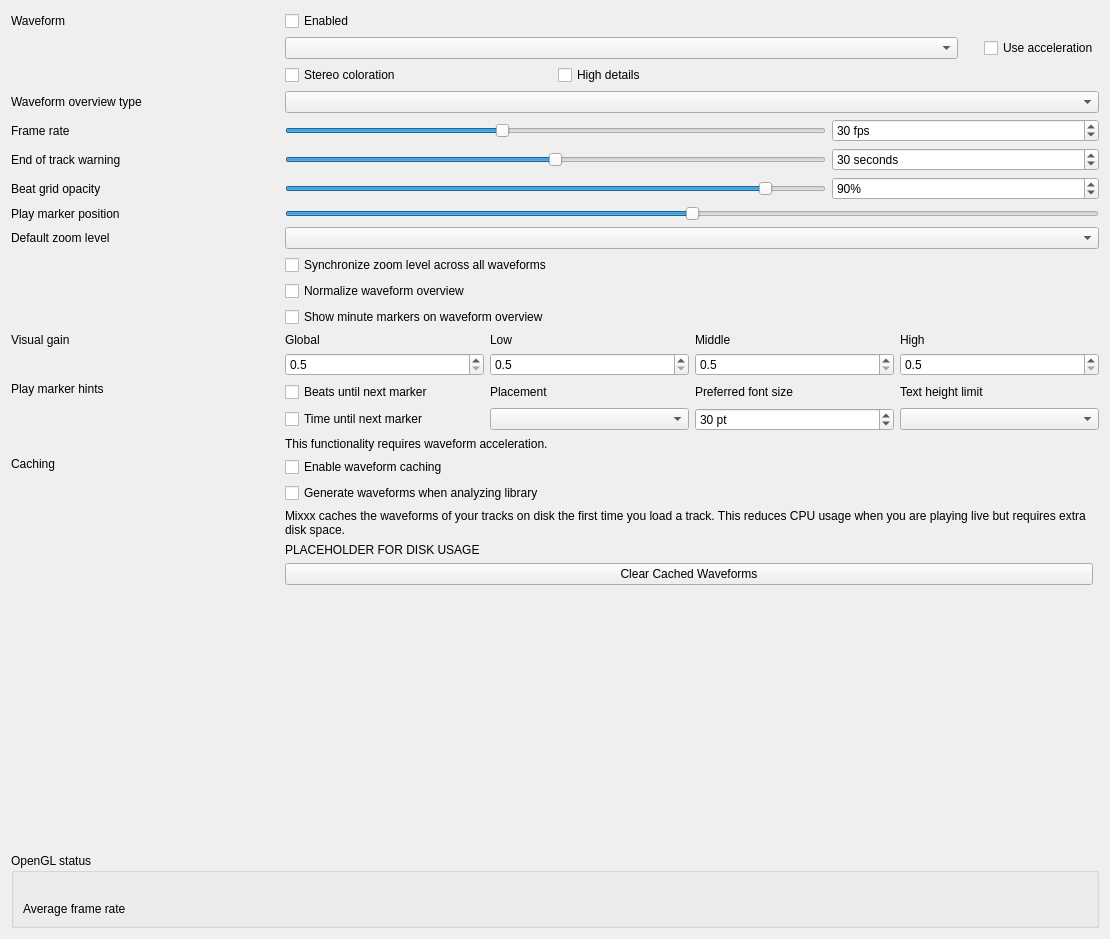
Old version of the form src/preferences/dialog/dlgprefwaveformdlg.ui in the repository mixxxdj/mixxx.
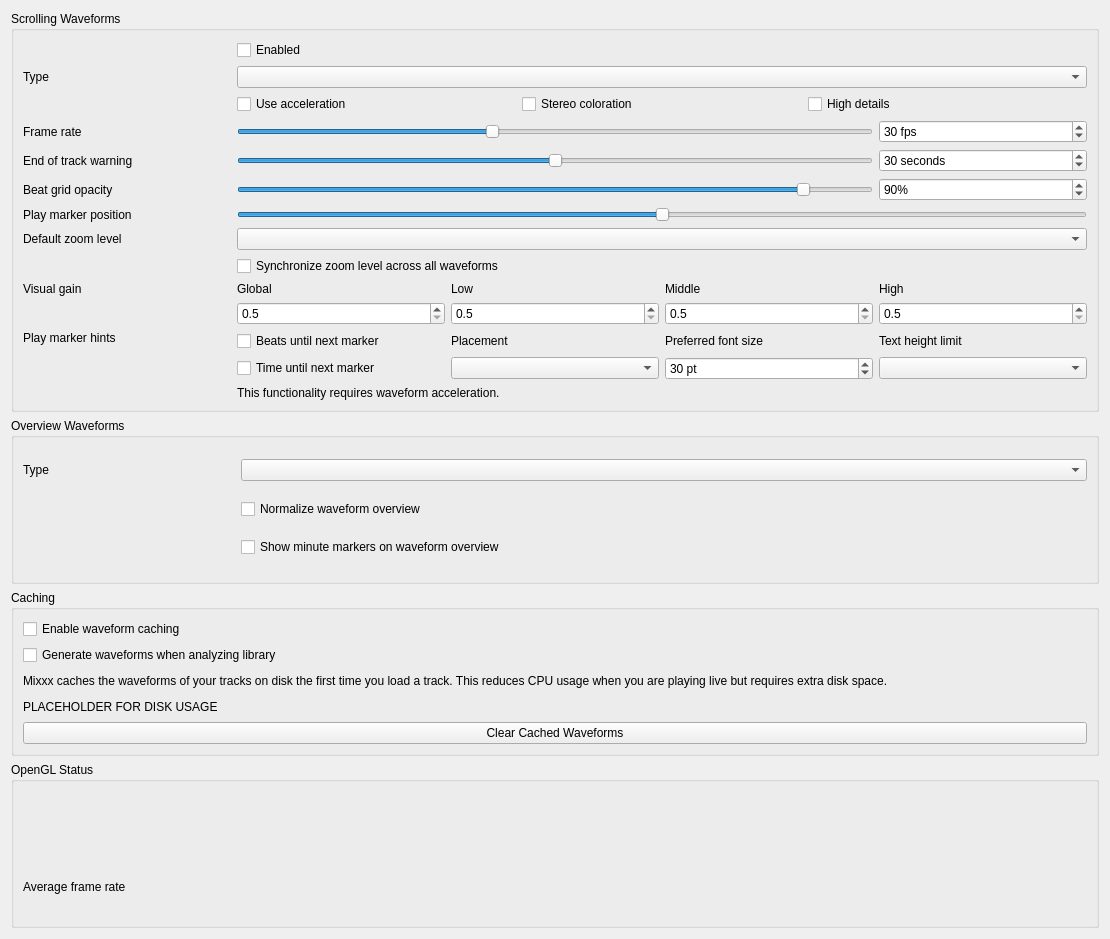
New version of the form.

Commit message: Pref waveforms: group options (Waveforms, Overview, Caching, OpenGL Status)

```diff
--- a/src/preferences/dialog/dlgprefwaveformdlg.ui
+++ b/src/preferences/dialog/dlgprefwaveformdlg.ui
@@ -13,12 +13,24 @@
   <property name="windowTitle">
    <string>Waveform Preferences</string>
   </property>
-  <layout class="QGridLayout" name="gridLayout">
-   <item row="0" column="0">
+  <layout class="QVBoxLayout" name="mainLayout">
 
-    <layout class="QGridLayout" name="gridLayout_2">
+  <item>
+   <widget class="QGroupBox" name="waveform_groupbox">
+    <property name="title">
+     <string>Scrolling Waveforms</string>
+    </property>
+    <layout class="QGridLayout" name="waveform_layout">
 
-     <item row="0" column="0">
+     <item row="0" column="1">
+      <widget class="QCheckBox" name="useWaveformCheckBox">
+       <property name="text">
+        <string>Enabled</string>
+       </property>
+      </widget>
+     </item>
+
+     <item row="1" column="0">
       <widget class="QLabel" name="waveformTypeLabel">
        <property name="sizePolicy">
         <sizepolicy hsizetype="Preferred" vsizetype="Preferred">
@@ -30,7 +42,7 @@
         <string extracomment="The big waveform summary shows the waveform envelope of the track near the current playback position."/>
        </property>
        <property name="text">
-        <string>Waveform</string>
+        <string>Type</string>
        </property>
        <property name="alignment">
         <set>Qt::AlignLeading|Qt::AlignLeft|Qt::AlignVCenter</set>
@@ -40,17 +52,7 @@
        </property>
       </widget>
      </item>
-     <item row="0" column="1">
-      <widget class="QCheckBox" name="useWaveformCheckBox">
-       <property name="text">
-        <string>Enabled</string>
-       </property>
-      </widget>
-     </item>
-
-     <item row="1" column="1" colspan="3">
-      <layout class="QHBoxLayout" name="horizontalLayout">
-       <item>
+     <item row="1" column="1" colspan="4">
         <widget class="QComboBox" name="waveformTypeComboBox">
          <property name="toolTip">
           <string>The waveform shows the waveform envelope of the track near the current playback position.
@@ -58,70 +60,31 @@
          </property>
         </widget>
        </item>
-       <item>
-        <spacer name="waveformSpacer">
-         <property name="orientation">
-          <enum>Qt::Horizontal</enum>
-         </property>
-         <property name="sizeType">
-          <enum>QSizePolicy::Maximum</enum>
-         </property>
-         <property name="sizeHint" stdset="0">
-          <size>
-           <width>20</width>
-           <height>20</height>
-          </size>
-         </property>
-        </spacer>
-       </item>
+
+     <item row="2" column="1" colspan="4">
+      <layout class="QHBoxLayout" name="waveform_render_options">
        <item>
         <widget class="QCheckBox" name="useAccelerationCheckBox">
-         <property name="sizePolicy">
-          <sizepolicy hsizetype="Maximum" vsizetype="Fixed">
-           <horstretch>0</horstretch>
-           <verstretch>0</verstretch>
-          </sizepolicy>
-         </property>
          <property name="text">
           <string>Use acceleration</string>
          </property>
         </widget>
        </item>
-      </layout>
-     </item>
-
-     <item row="2" column="1">
+       <item>
       <widget class="QCheckBox" name="splitLeftRightCheckBox">
        <property name="text">
         <string>Stereo coloration</string>
        </property>
       </widget>
      </item>
-     <item row="2" column="2">
+       <item>
       <widget class="QCheckBox" name="highDetailCheckBox">
        <property name="text">
         <string>High details</string>
        </property>
       </widget>
      </item>
-
-     <item row="3" column="0">
-      <widget class="QLabel" name="waveformOverviewLabel">
-       <property name="toolTip">
-        <string extracomment="The smaller, zoomed-out version of the waveform shows the various markers within the track as well as the waveform envelope of the entire track."/>
-       </property>
-       <property name="text">
-        <string>Waveform overview type</string>
-       </property>
-      </widget>
-     </item>
-     <item row="3" column="1" colspan="3">
-      <widget class="QComboBox" name="waveformOverviewComboBox">
-       <property name="toolTip">
-        <string>The waveform overview shows the waveform envelope of the entire track.
-Select from different types of displays for the waveform overview, which differ primarily in the level of detail shown in the waveform.</string>
-       </property>
-      </widget>
+      </layout>
      </item>
 
      <item row="4" column="0">
@@ -137,7 +100,7 @@
        </property>
       </widget>
      </item>
-     <item row="4" column="1" colspan="2">
+     <item row="4" column="1" colspan="3">
       <widget class="QSlider" name="frameRateSlider">
        <property name="sizePolicy">
         <sizepolicy hsizetype="Preferred" vsizetype="Fixed">
@@ -165,7 +128,7 @@
        </property>
       </widget>
      </item>
-     <item row="4" column="3">
+     <item row="4" column="4">
       <widget class="QSpinBox" name="frameRateSpinBox">
        <property name="toolTip">
         <string/>
@@ -198,7 +161,7 @@
        </property>
       </widget>
      </item>
-     <item row="5" column="1" colspan="2">
+     <item row="5" column="1" colspan="3">
       <widget class="QSlider" name="endOfTrackWarningTimeSlider">
        <property name="sizePolicy">
         <sizepolicy hsizetype="Preferred" vsizetype="Fixed">
@@ -226,7 +189,7 @@
        </property>
       </widget>
      </item>
-     <item row="5" column="3">
+     <item row="5" column="4">
       <widget class="QSpinBox" name="endOfTrackWarningTimeSpinBox">
        <property name="toolTip">
         <string>Highlight the waveforms when the last seconds of a track remains.</string>
@@ -262,7 +225,7 @@
        </property>
       </widget>
      </item>
-     <item row="6" column="1" colspan="2">
+     <item row="6" column="1" colspan="3">
       <widget class="QSlider" name="beatGridAlphaSlider">
        <property name="maximum">
         <number>100</number>
@@ -275,7 +238,7 @@
        </property>
       </widget>
      </item>
-     <item row="6" column="3">
+     <item row="6" column="4">
       <widget class="QSpinBox" name="beatGridAlphaSpinBox">
        <property name="toolTip">
         <string>Set amount of opacity on beat grid lines.</string>
@@ -293,13 +256,13 @@
      </item>
 
      <item row="7" column="0">
-      <widget class="QLabel" name="label">
+      <widget class="QLabel" name="playMarkerPositionLabel">
        <property name="text">
         <string>Play marker position</string>
        </property>
       </widget>
      </item>
-     <item row="7" column="1" colspan="3">
+     <item row="7" column="1" colspan="4">
       <widget class="QSlider" name="playMarkerPositionSlider">
        <property name="sizePolicy">
         <sizepolicy hsizetype="Preferred" vsizetype="Fixed">
@@ -344,11 +307,11 @@
        </property>
       </widget>
      </item>
-     <item row="8" column="1" colspan="3">
+     <item row="8" column="1" colspan="4">
       <widget class="QComboBox" name="defaultZoomComboBox"/>
      </item>
 
-     <item row="9" column="1" colspan="3">
+     <item row="9" column="1" colspan="4">
       <widget class="QCheckBox" name="synchronizeZoomCheckBox">
        <property name="toolTip">
         <string>Synchronize zoom level across all waveform displays.</string>
@@ -359,23 +322,7 @@
       </widget>
      </item>
 
-     <item row="10" column="1" colspan="3">
-      <widget class="QCheckBox" name="normalizeOverviewCheckBox">
-       <property name="text">
-        <string>Normalize waveform overview</string>
-       </property>
-      </widget>
-     </item>
-
-     <item row="11" column="1" colspan="3">
-      <widget class="QCheckBox" name="overviewMinuteMarkersCheckBox">
-       <property name="text">
-        <string>Show minute markers on waveform overview</string>
-       </property>
-      </widget>
-     </item>
-
-     <item row="12" column="0">
+     <item row="10" column="0">
       <widget class="QLabel" name="visualGainLabel">
        <property name="text">
         <string>Visual gain</string>
@@ -388,55 +335,10 @@
        </property>
       </widget>
      </item>
-     <item row="12" column="1" colspan="3">
+     <item row="10" column="1" colspan="4">
       <layout class="QGridLayout" name="gridLayout_3">
-       <item row="1" column="2">
-        <widget class="QDoubleSpinBox" name="midVisualGain">
-         <property name="toolTip">
-          <string>Visual gain of the middle frequencies</string>
-         </property>
-         <property name="decimals">
-          <number>1</number>
-         </property>
-         <property name="minimum">
-          <double>0.500000000000000</double>
-         </property>
-         <property name="maximum">
-          <double>5.000000000000000</double>
-         </property>
-         <property name="singleStep">
-          <double>0.100000000000000</double>
-         </property>
-        </widget>
-       </item>
-       <item row="0" column="3">
-        <widget class="QLabel" name="visualGainLabel_5">
-         <property name="text">
-          <string>High</string>
-         </property>
-         <property name="alignment">
-          <set>Qt::AlignLeading|Qt::AlignLeft|Qt::AlignVCenter</set>
-         </property>
-         <property name="buddy">
-          <cstring>allVisualGain</cstring>
-         </property>
-        </widget>
-       </item>
-       <item row="0" column="2">
-        <widget class="QLabel" name="visualGainLabel_4">
-         <property name="text">
-          <string>Middle</string>
-         </property>
-         <property name="alignment">
-          <set>Qt::AlignLeading|Qt::AlignLeft|Qt::AlignVCenter</set>
-         </property>
-         <property name="buddy">
-          <cstring>allVisualGain</cstring>
-         </property>
-        </widget>
-       </item>
        <item row="0" column="0">
-        <widget class="QLabel" name="visualGainLabel_2">
+        <widget class="QLabel" name="visualGainLabel_global">
          <property name="text">
           <string>Global</string>
          </property>
@@ -448,46 +350,8 @@
          </property>
         </widget>
        </item>
-       <item row="1" column="3">
-        <widget class="QDoubleSpinBox" name="highVisualGain">
-         <property name="toolTip">
-          <string>Visual gain of the high frequencies</string>
-         </property>
-         <property name="decimals">
-          <number>1</number>
-         </property>
-         <property name="minimum">
-          <double>0.500000000000000</double>
-         </property>
-         <property name="maximum">
-          <double>5.000000000000000</double>
-         </property>
-         <property name="singleStep">
-          <double>0.100000000000000</double>
-         </property>
-        </widget>
-       </item>
-       <item row="1" column="1">
-        <widget class="QDoubleSpinBox" name="lowVisualGain">
-         <property name="toolTip">
-          <string>Visual gain of the low frequencies</string>
-         </property>
-         <property name="decimals">
-          <number>1</number>
-         </property>
-         <property name="minimum">
-          <double>0.500000000000000</double>
-         </property>
-         <property name="maximum">
-          <double>5.000000000000000</double>
-         </property>
-         <property name="singleStep">
-          <double>0.100000000000000</double>
-         </property>
-        </widget>
-       </item>
        <item row="0" column="1">
-        <widget class="QLabel" name="visualGainLabel_3">
+        <widget class="QLabel" name="visualGainLabel_low">
          <property name="text">
           <string>Low</string>
          </property>
@@ -499,6 +363,33 @@
          </property>
         </widget>
        </item>
+       <item row="0" column="2">
+        <widget class="QLabel" name="visualGainLabel_mid">
+         <property name="text">
+          <string>Middle</string>
+         </property>
+         <property name="alignment">
+          <set>Qt::AlignLeading|Qt::AlignLeft|Qt::AlignVCenter</set>
+         </property>
+         <property name="buddy">
+          <cstring>allVisualGain</cstring>
+         </property>
+        </widget>
+       </item>
+       <item row="0" column="3">
+        <widget class="QLabel" name="visualGainLabel_high">
+         <property name="text">
+          <string>High</string>
+         </property>
+         <property name="alignment">
+          <set>Qt::AlignLeading|Qt::AlignLeft|Qt::AlignVCenter</set>
+         </property>
+         <property name="buddy">
+          <cstring>allVisualGain</cstring>
+         </property>
+        </widget>
+       </item>
+
        <item row="1" column="0">
         <widget class="QDoubleSpinBox" name="allVisualGain">
          <property name="toolTip">
@@ -518,11 +409,68 @@
          </property>
         </widget>
        </item>
+       <item row="1" column="1">
+        <widget class="QDoubleSpinBox" name="lowVisualGain">
+         <property name="toolTip">
+          <string>Visual gain of the low frequencies</string>
+         </property>
+         <property name="decimals">
+          <number>1</number>
+         </property>
+         <property name="minimum">
+          <double>0.500000000000000</double>
+         </property>
+         <property name="maximum">
+          <double>5.000000000000000</double>
+         </property>
+         <property name="singleStep">
+          <double>0.100000000000000</double>
+         </property>
+        </widget>
+       </item>
+       <item row="1" column="2">
+        <widget class="QDoubleSpinBox" name="midVisualGain">
+         <property name="toolTip">
+          <string>Visual gain of the middle frequencies</string>
+         </property>
+         <property name="decimals">
+          <number>1</number>
+         </property>
+         <property name="minimum">
+          <double>0.500000000000000</double>
+         </property>
+         <property name="maximum">
+          <double>5.000000000000000</double>
+         </property>
+         <property name="singleStep">
+          <double>0.100000000000000</double>
+         </property>
+        </widget>
+       </item>
+       <item row="1" column="3">
+        <widget class="QDoubleSpinBox" name="highVisualGain">
+         <property name="toolTip">
+          <string>Visual gain of the high frequencies</string>
+         </property>
+         <property name="decimals">
+          <number>1</number>
+         </property>
+         <property name="minimum">
+          <double>0.500000000000000</double>
+         </property>
+         <property name="maximum">
+          <double>5.000000000000000</double>
+         </property>
+         <property name="singleStep">
+          <double>0.100000000000000</double>
+         </property>
+        </widget>
+       </item>
       </layout>
      </item>
 
-     <item row="13" column="0">
-      <widget class="QLabel" name="untilMarkLabel">
+     <item row="11" column="0">
+      <widget class="QLabel" name="marker_hints_label">
        <property name="text">
         <string>Play marker hints</string>
        </property>
@@ -531,7 +479,7 @@
        </property>
       </widget>
      </item>
-     <item row="13" column="1" colspan="3">
+     <item row="11" column="1" colspan="4">
       <layout class="QGridLayout" name="gridLayout_4">
        <item row="0" column="0">
         <widget class="QCheckBox" name="untilMarkShowBeatsCheckBox">
@@ -614,7 +562,7 @@
       </layout>
      </item>
 
-     <item row="14" column="1" colspan="2">
+     <item row="12" column="1" colspan="4">
       <widget class="QLabel" name="requiresGLSLLabel">
        <property name="text">
         <string>This functionality requires waveform acceleration.</string>
@@ -625,88 +573,119 @@
       </widget>
      </item>
 
-     <item row="15" column="0">
-      <widget class="QLabel" name="cachedWaveforms">
+    </layout>
+   </widget>
+  </item><!-- waveform groupbox -->
+
+  <item>
+   <widget class="QGroupBox" name="overview_groupbox">
+    <property name="title">
+     <string>Overview Waveforms</string>
+    </property>
+    <layout class="QGridLayout" name="overview_layout">
+
+     <item row="0" column="0">
+      <widget class="QLabel" name="waveformOverviewLabel">
+       <property name="toolTip">
+        <string extracomment="The smaller, zoomed-out version of the waveform shows the various markers within the track as well as the waveform envelope of the entire track."/>
+       </property>
        <property name="text">
+        <string>Type</string>
+       </property>
+      </widget>
+     </item>
+     <item row="0" column="1" colspan="4">
+      <widget class="QComboBox" name="waveformOverviewComboBox">
+       <property name="toolTip">
+        <string>The waveform overview shows the waveform envelope of the entire track.
+Select from different types of displays for the waveform overview, which differ primarily in the level of detail shown in the waveform.</string>
+       </property>
+      </widget>
+     </item>
+
+     <item row="1" column="1" colspan="4">
+      <widget class="QCheckBox" name="normalizeOverviewCheckBox">
+       <property name="text">
+        <string>Normalize waveform overview</string>
+       </property>
+      </widget>
+     </item>
+
+     <item row="2" column="1" colspan="4">
+      <widget class="QCheckBox" name="overviewMinuteMarkersCheckBox">
+       <property name="text">
+        <string>Show minute markers on waveform overview</string>
+       </property>
+      </widget>
+     </item>
+
+    </layout>
+   </widget>
+  </item><!-- overview_groupbox -->
+
+  <item>
+   <widget class="QGroupBox" name="caching_groupbox">
+    <property name="title">
         <string>Caching</string>
        </property>
-       <property name="alignment">
-        <set>Qt::AlignLeading|Qt::AlignLeft|Qt::AlignTop</set>
-       </property>
-      </widget>
-     </item>
-     <item row="15" column="1" colspan="3">
-      <layout class="QGridLayout" name="cachingGridLayout">
-       <item row="4" column="0">
-        <widget class="QPushButton" name="clearCachedWaveforms">
-         <property name="text">
-          <string>Clear Cached Waveforms</string>
-         </property>
-        </widget>
-       </item>
-       <item row="2" column="0" colspan="2">
-        <widget class="QLabel" name="waveformCachingInfo">
-         <property name="text">
-          <string>Mixxx caches the waveforms of your tracks on disk the first time you load a track. This reduces CPU usage when you are playing live but requires extra disk space.</string>
-         </property>
-         <property name="wordWrap">
-          <bool>true</bool>
-         </property>
-        </widget>
-       </item>
-       <item row="3" column="0">
-        <widget class="QLabel" name="waveformDiskUsage">
-         <property name="sizePolicy">
-          <sizepolicy hsizetype="Expanding" vsizetype="Minimum">
-           <horstretch>0</horstretch>
-           <verstretch>0</verstretch>
-          </sizepolicy>
-         </property>
-         <property name="text">
-          <string notr="true">PLACEHOLDER FOR DISK USAGE</string>
-         </property>
-         <property name="wordWrap">
-          <bool>true</bool>
-         </property>
-        </widget>
-       </item>
-       <item row="0" column="0" colspan="2">
+    <layout class="QVBoxLayout" name="caching_layout">
+     <item>
         <widget class="QCheckBox" name="enableWaveformCaching">
          <property name="text">
           <string>Enable waveform caching</string>
          </property>
         </widget>
        </item>
-       <item row="1" column="0" colspan="2">
+     <item>
         <widget class="QCheckBox" name="enableWaveformGenerationWithAnalysis">
          <property name="text">
           <string>Generate waveforms when analyzing library</string>
          </property>
         </widget>
        </item>
-      </layout>
-     </item>
+     <item>
+      <widget class="QLabel" name="waveformCachingInfo">
+       <property name="text">
+        <string>Mixxx caches the waveforms of your tracks on disk the first time you load a track. This reduces CPU usage when you are playing live but requires extra disk space.</string>
+       </property>
+       <property name="wordWrap">
+        <bool>true</bool>
+       </property>
+      </widget>
+     </item>
+     <item>
+      <widget class="QLabel" name="waveformDiskUsage">
+       <property name="sizePolicy">
+        <sizepolicy hsizetype="Expanding" vsizetype="Minimum">
+         <horstretch>0</horstretch>
+         <verstretch>0</verstretch>
+        </sizepolicy>
+       </property>
+       <property name="text">
+        <string notr="true">PLACEHOLDER FOR DISK USAGE</string>
+       </property>
+       <property name="wordWrap">
+        <bool>true</bool>
+       </property>
+      </widget>
+     </item>
+     <item>
+      <widget class="QPushButton" name="clearCachedWaveforms">
+       <property name="text">
+        <string>Clear Cached Waveforms</string>
+       </property>
+      </widget>
+     </item>
+    </layout>
+   </widget>
+  </item><!-- caching_groupbox -->
 
-     <item row="16" column="1">
-      <spacer name="verticalSpacer">
-       <property name="orientation">
-        <enum>Qt::Vertical</enum>
-       </property>
-       <property name="sizeHint" stdset="0">
-        <size>
-         <width>20</width>
-         <height>40</height>
-        </size>
-       </property>
-      </spacer>
-     </item>
-
-     <item row="17" column="0" colspan="4">
-      <widget class="QGroupBox" name="openGLStatus">
+  <item>
+   <widget class="QGroupBox" name="opengl_status_groupbox">
        <property name="title">
-        <string>OpenGL status</string>
-       </property>
-       <layout class="QGridLayout" name="GridLayout1">
+     <string>OpenGL Status</string>
+    </property>
+    <layout class="QGridLayout" name="opengl_status_layout">
         <item row="0" column="0" colspan="3">
          <widget class="QLabel" name="openGlStatusData">
           <property name="sizePolicy">
@@ -754,9 +733,8 @@
         </item>
        </layout>
       </widget>
-     </item>
-    </layout>
-   </item>
+  </item><!-- opengl_status_groupbox -->
+
   </layout>
  </widget>
  <tabstops>
```
Left out of the diff: 16 changed lines with no effect on the pictures. Lines whose indentation alone changed are shown as unchanged.
